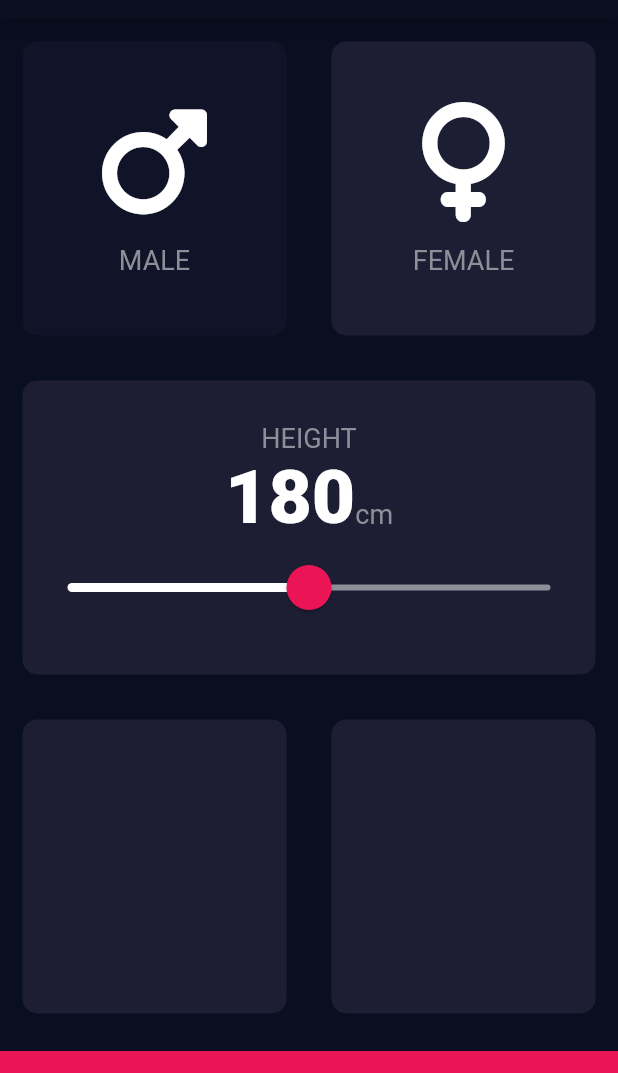
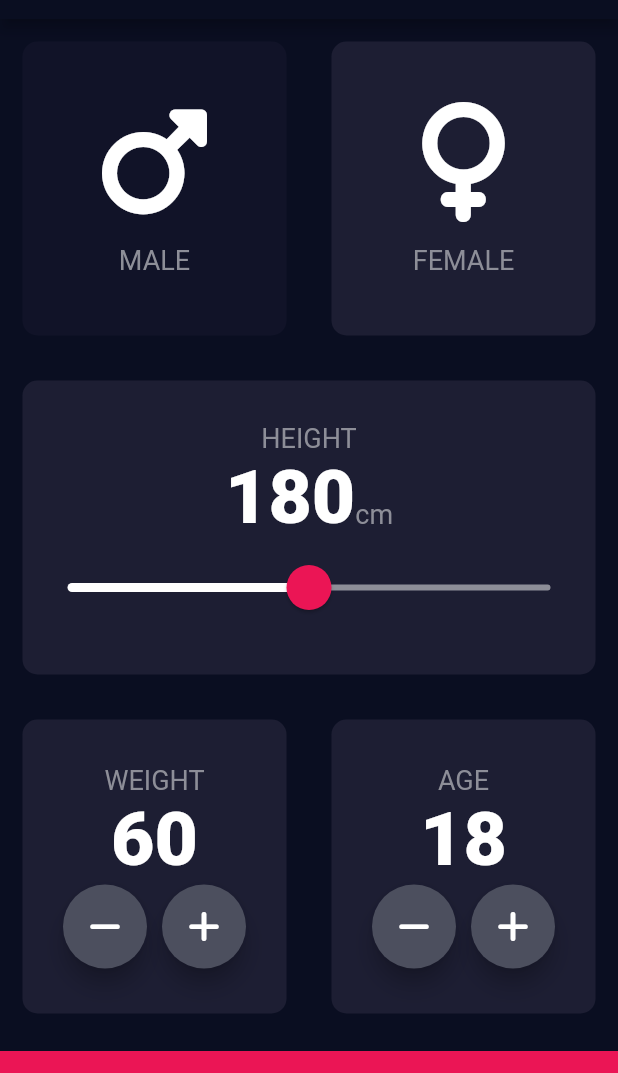
Before and after one commit to JAM5BOCsAdi/bmi_calculator_finish, a Flutter app: the screen it shows after launch, on a phone screen of 412 x 824 dp, the part 65-1138 px from its top. Run offline on Flutter 3.47's test engine with Material 2 defaults, Android fonts, the phone set to English and light mode, and no system bars; our stand-ins replace font_awesome_flutter.

Commit message:
First Page Finished

```diff
--- a/lib/input_page.dart
+++ b/lib/input_page.dart
@@ -1,10 +1,10 @@
+import 'package:bmi_calculator/constants.dart';
 import 'package:bmi_calculator/height_slider.dart';
 import 'package:bmi_calculator/reusable_card.dart';
 import 'package:bmi_calculator/reusable_card_content.dart';
+import 'package:bmi_calculator/round_icon_button.dart';
 import 'package:flutter/material.dart';
 import 'package:font_awesome_flutter/font_awesome_flutter.dart';
-
-import 'constants.dart';
 
 class InputPage extends StatefulWidget {
   const InputPage({Key? key, required this.title}) : super(key: key);
@@ -19,6 +19,9 @@ enum Gender { male, female }
 
 class _InputPageState extends State<InputPage> {
   Gender selectedGender = Gender.female;
+  int weight = 60;
+  int age = 18;
+
   @override
   Widget build(BuildContext context) {
     return Scaffold(
@@ -78,15 +81,69 @@ class _InputPageState extends State<InputPage> {
           ),
           Expanded(
             child: Row(
-              children: const [
+              children: [
                 Expanded(
                   child: ReusableCard(
                     colour: kActiveCardColor,
+                    cardChild: Column(
+                      mainAxisAlignment: MainAxisAlignment.center,
+                      children: [
+                        const Text(
+                          "WEIGHT",
+                          style: kLabelTextStyle,
+                        ),
+                        Text(
+                          weight.toString(),
+                          style: kNumberTextStyle,
+                        ),
+                        Row(
+                          mainAxisAlignment: MainAxisAlignment.center,
+                          children: [
+                            RoundIconButton(
+                              icon: FontAwesomeIcons.minus,
+                              onPressed: () => setState(() => weight--),
+                            ),
+                            const SizedBox(width: 10.0),
+                            RoundIconButton(
+                              icon: FontAwesomeIcons.plus,
+                              onPressed: () => setState(() => weight++),
+                            ),
+                          ],
+                        ),
+                      ],
+                    ),
                   ),
                 ),
                 Expanded(
                   child: ReusableCard(
                     colour: kActiveCardColor,
+                    cardChild: Column(
+                      mainAxisAlignment: MainAxisAlignment.center,
+                      children: [
+                        const Text(
+                          "AGE",
+                          style: kLabelTextStyle,
+                        ),
+                        Text(
+                          age.toString(),
+                          style: kNumberTextStyle,
+                        ),
+                        Row(
+                          mainAxisAlignment: MainAxisAlignment.center,
+                          children: [
+                            RoundIconButton(
+                              icon: FontAwesomeIcons.minus,
+                              onPressed: () => setState(() => age--),
+                            ),
+                            const SizedBox(width: 10.0),
+                            RoundIconButton(
+                              icon: FontAwesomeIcons.plus,
+                              onPressed: () => setState(() => age++),
+                            ),
+                          ],
+                        ),
+                      ],
+                    ),
                   ),
                 ),
               ],
@@ -100,39 +157,6 @@ class _InputPageState extends State<InputPage> {
           ),
         ],
       ),
-/*
-
-Container(
-              height: 100.0,
-              width: 100.0,
-              margin: const EdgeInsets.all(15.0),
-              decoration: BoxDecoration(
-                borderRadius: BorderRadius.circular(10.0),
-                color: const Color(0xFF1D1E33),
-              ),
-            ),
-
-
-     floatingActionButton: FloatingActionButton(
-        onPressed: () {},
-        child: const Icon(Icons.add),
-      ),
-
-        IF you want to change the Theme of the "floatingActionButton" LATER ON:
-
-
-        floatingActionButton: Theme(
-        data: ThemeData(
-          floatingActionButtonTheme: const FloatingActionButtonThemeData(
-            backgroundColor: Color(0xFF9122A8),
-          ),
-        ),
-        child: FloatingActionButton(
-          onPressed: () {},
-          child: const Icon(Icons.add),
-        ),
-      ),
-*/
     );
   }
 }
--- /dev/null
+++ b/lib/round_icon_button.dart
@@ -0,0 +1,24 @@
+import 'package:flutter/material.dart';
+
+class RoundIconButton extends StatelessWidget {
+  const RoundIconButton({Key? key, required this.icon, required this.onPressed})
+      : super(key: key);
+
+  final IconData icon;
+  final Function() onPressed;
+
+  @override
+  Widget build(BuildContext context) {
+    return RawMaterialButton(
+      onPressed: onPressed,
+      elevation: 6.0,
+      constraints: const BoxConstraints.tightFor(
+        height: 56.0,
+        width: 56.0,
+      ),
+      shape: const CircleBorder(),
+      fillColor: const Color(0xFF4C4F5E),
+      child: Icon(icon),
+    );
+  }
+}
```
